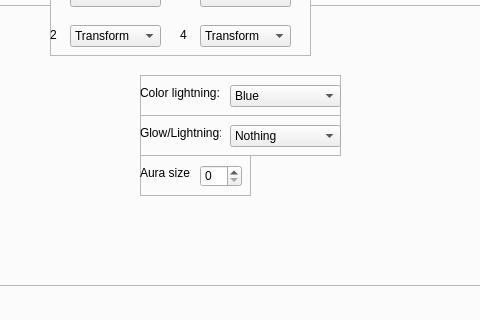
Qt form lib/design/Raging_tools.ui (adsl14/Raging-tools) before a commit; both pictures show x 182 to 662 and y 310 to 630 of the 952 by 853 pixel window.
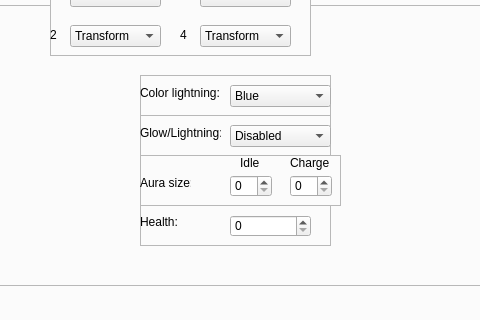
The same form after that commit. Icons and pictures are not drawn.

Commit message: Added health slot

Patch:
```diff
--- a/lib/design/Raging_tools.ui
+++ b/lib/design/Raging_tools.ui
@@ -3195,7 +3195,7 @@
            <rect>
             <x>280</x>
             <y>330</y>
-            <width>201</width>
+            <width>191</width>
             <height>41</height>
            </rect>
           </property>
@@ -3223,13 +3223,13 @@
             <rect>
              <x>90</x>
              <y>10</y>
-             <width>111</width>
+             <width>101</width>
              <height>22</height>
             </rect>
            </property>
            <item>
             <property name="text">
-             <string>Nothing</string>
+             <string>Disabled</string>
             </property>
            </item>
            <item>
@@ -3264,7 +3264,7 @@
            <rect>
             <x>280</x>
             <y>290</y>
-            <width>201</width>
+            <width>191</width>
             <height>41</height>
            </rect>
           </property>
@@ -3292,7 +3292,7 @@
             <rect>
              <x>90</x>
              <y>10</y>
-             <width>111</width>
+             <width>101</width>
              <height>22</height>
             </rect>
            </property>
@@ -3323,8 +3323,8 @@
            <rect>
             <x>280</x>
             <y>370</y>
-            <width>111</width>
-            <height>41</height>
+            <width>201</width>
+            <height>51</height>
            </rect>
           </property>
           <property name="frameShape">
@@ -3337,7 +3337,7 @@
            <property name="geometry">
             <rect>
              <x>0</x>
-             <y>10</y>
+             <y>20</y>
              <width>51</width>
              <height>16</height>
             </rect>
@@ -3352,14 +3352,119 @@
           <widget class="QSpinBox" name="aura_size_value">
            <property name="geometry">
             <rect>
-             <x>60</x>
-             <y>10</y>
+             <x>150</x>
+             <y>20</y>
              <width>42</width>
              <height>22</height>
             </rect>
            </property>
            <property name="maximum">
             <number>255</number>
+           </property>
+           <property name="value">
+            <number>0</number>
+           </property>
+          </widget>
+          <widget class="QLabel" name="aura_size_charge_text">
+           <property name="geometry">
+            <rect>
+             <x>150</x>
+             <y>0</y>
+             <width>41</width>
+             <height>16</height>
+            </rect>
+           </property>
+           <property name="layoutDirection">
+            <enum>Qt::LeftToRight</enum>
+           </property>
+           <property name="text">
+            <string>Charge</string>
+           </property>
+           <property name="alignment">
+            <set>Qt::AlignLeading|Qt::AlignLeft|Qt::AlignVCenter</set>
+           </property>
+          </widget>
+          <widget class="QSpinBox" name="aura_size_idle_value">
+           <property name="geometry">
+            <rect>
+             <x>90</x>
+             <y>20</y>
+             <width>42</width>
+             <height>22</height>
+            </rect>
+           </property>
+           <property name="maximum">
+            <number>255</number>
+           </property>
+           <property name="value">
+            <number>0</number>
+           </property>
+          </widget>
+          <widget class="QLabel" name="aura_size_idle_text">
+           <property name="geometry">
+            <rect>
+             <x>100</x>
+             <y>0</y>
+             <width>21</width>
+             <height>16</height>
+            </rect>
+           </property>
+           <property name="text">
+            <string>Idle</string>
+           </property>
+           <property name="alignment">
+            <set>Qt::AlignLeading|Qt::AlignLeft|Qt::AlignVCenter</set>
+           </property>
+          </widget>
+         </widget>
+         <widget class="QFrame" name="health">
+          <property name="geometry">
+           <rect>
+            <x>280</x>
+            <y>420</y>
+            <width>191</width>
+            <height>41</height>
+           </rect>
+          </property>
+          <property name="frameShape">
+           <enum>QFrame::StyledPanel</enum>
+          </property>
+          <property name="frameShadow">
+           <enum>QFrame::Raised</enum>
+          </property>
+          <widget class="QLabel" name="health_text">
+           <property name="geometry">
+            <rect>
+             <x>0</x>
+             <y>10</y>
+             <width>47</width>
+             <height>13</height>
+            </rect>
+           </property>
+           <property name="text">
+            <string>Health:</string>
+           </property>
+          </widget>
+          <widget class="QSpinBox" name="health_value">
+           <property name="geometry">
+            <rect>
+             <x>90</x>
+             <y>10</y>
+             <width>81</width>
+             <height>22</height>
+            </rect>
+           </property>
+           <property name="toolTip">
+            <string>&lt;html&gt;&lt;head/&gt;&lt;body&gt;&lt;p&gt;0 spheres=10000&lt;/p&gt;&lt;p&gt;1 spheres=20000&lt;/p&gt;&lt;p&gt;2 spheres=30000&lt;/p&gt;&lt;p&gt;3 spheres=40000&lt;/p&gt;&lt;p&gt;4 spheres=50000&lt;/p&gt;&lt;p&gt;5 spheres=60000&lt;/p&gt;&lt;p&gt;6 spheres=70000&lt;/p&gt;&lt;p&gt;7 spheres=80000&lt;/p&gt;&lt;/body&gt;&lt;/html&gt;</string>
+           </property>
+           <property name="whatsThis">
+            <string>&lt;html&gt;&lt;head/&gt;&lt;body&gt;&lt;p&gt;&lt;br/&gt;&lt;/p&gt;&lt;/body&gt;&lt;/html&gt;</string>
+           </property>
+           <property name="minimum">
+            <number>0</number>
+           </property>
+           <property name="maximum">
+            <number>429496725</number>
            </property>
            <property name="value">
             <number>0</number>
```
Left out of the diff: 2 changed lines with no effect on the pictures. The commit also changes 5 other files.
